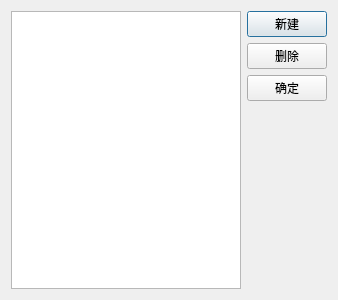
Above: emailgroupsdialog.ui from zhouziqunzzq/qt-address-book before the change. Below: the same form after it.
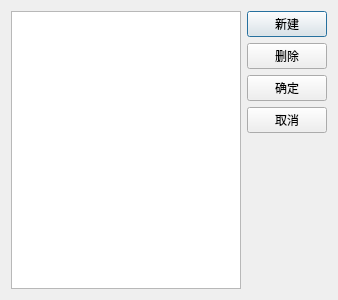
That is the form after the change.

Diff of the .ui file:
```diff
--- a/emailgroupsdialog.ui
+++ b/emailgroupsdialog.ui
@@ -42,6 +42,13 @@
          </property>
         </widget>
        </item>
+       <item>
+        <widget class="QPushButton" name="pushButton_4">
+         <property name="text">
+          <string>取消</string>
+         </property>
+        </widget>
+       </item>
        <item>
         <spacer name="verticalSpacer">
          <property name="orientation">
```
